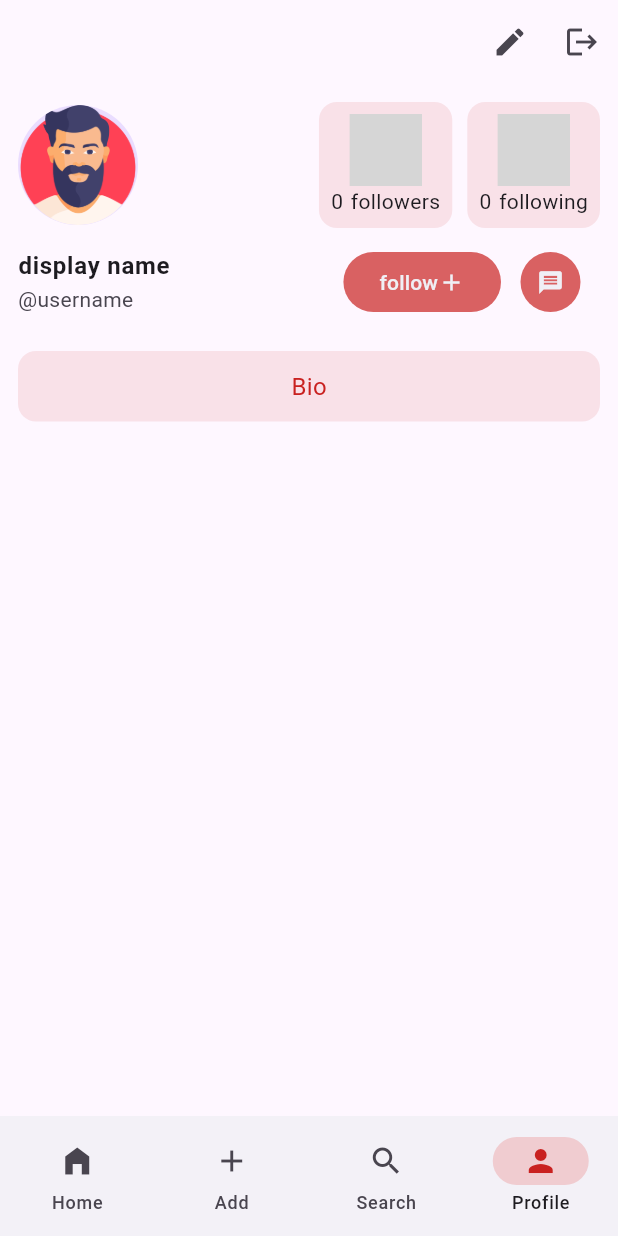
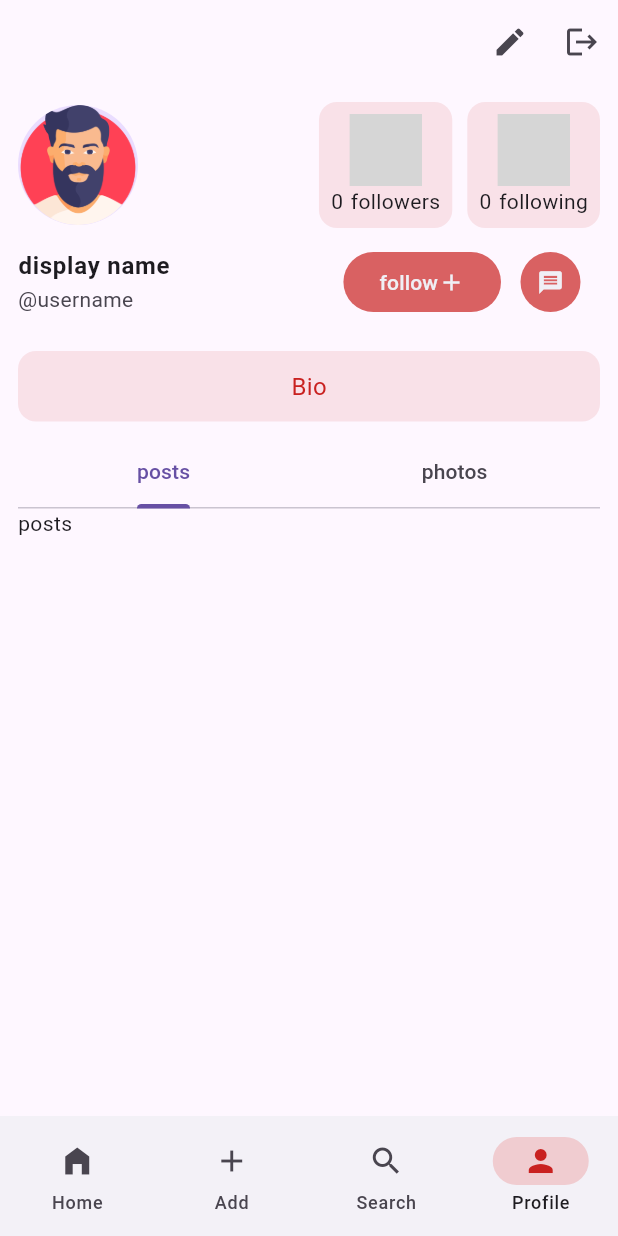
Before and after one commit to MeDoRa0/social-media, a Flutter app: the screen it shows once a user with an empty profile is signed in, swiped to page 4, on a phone screen of 412 x 824 dp. Run offline on Flutter 3.47's test engine with Material 3 defaults, Android fonts, the phone set to English and light mode, and no system bars; our stand-ins replace cloud_firestore, firebase_auth, firebase_core, firebase_storage, flutter_svg, gap and 1 more; missing offline and left inert: image_stack; accounts and stored records are empty; grey boxes are pictures that could not be loaded.

Commit message:
creat tab bar in profile

```diff
--- a/lib/pages/profile.dart
+++ b/lib/pages/profile.dart
@@ -1,4 +1,5 @@
 import 'package:firebase_auth/firebase_auth.dart';
+import 'package:flutter/cupertino.dart';
 import 'package:flutter/material.dart';
 import 'package:flutter/widgets.dart';
 import 'package:gap/gap.dart';
@@ -14,7 +15,9 @@ class ProfilePage extends StatefulWidget {
   State<ProfilePage> createState() => _ProfilePageState();
 }
 
-class _ProfilePageState extends State<ProfilePage> {
+class _ProfilePageState extends State<ProfilePage>
+    with TickerProviderStateMixin {
+  late TabController _tabController = TabController(length: 2, vsync: this);
   @override
   Widget build(BuildContext context) {
     return Scaffold(
@@ -113,7 +116,33 @@ class _ProfilePageState extends State<ProfilePage> {
                   ),
                 ),
               ],
-            )
+            ),
+            Gap(10),
+            TabBar(
+              controller: _tabController,
+              tabs: [
+                Tab(
+                  text: 'posts',
+                ),
+                Tab(
+                  text: 'photos',
+                )
+              ],
+            ),
+            // we must warp TabBarView with Expanded if it is inside column or Row
+            Expanded(
+              child: TabBarView(
+                controller: _tabController,
+                children: [
+                  Container(
+                    child: Text('posts'),
+                  ),
+                  Container(
+                    child: Text('photos'),
+                  ),
+                ],
+              ),
+            ),
           ],
         ),
       ),
```
